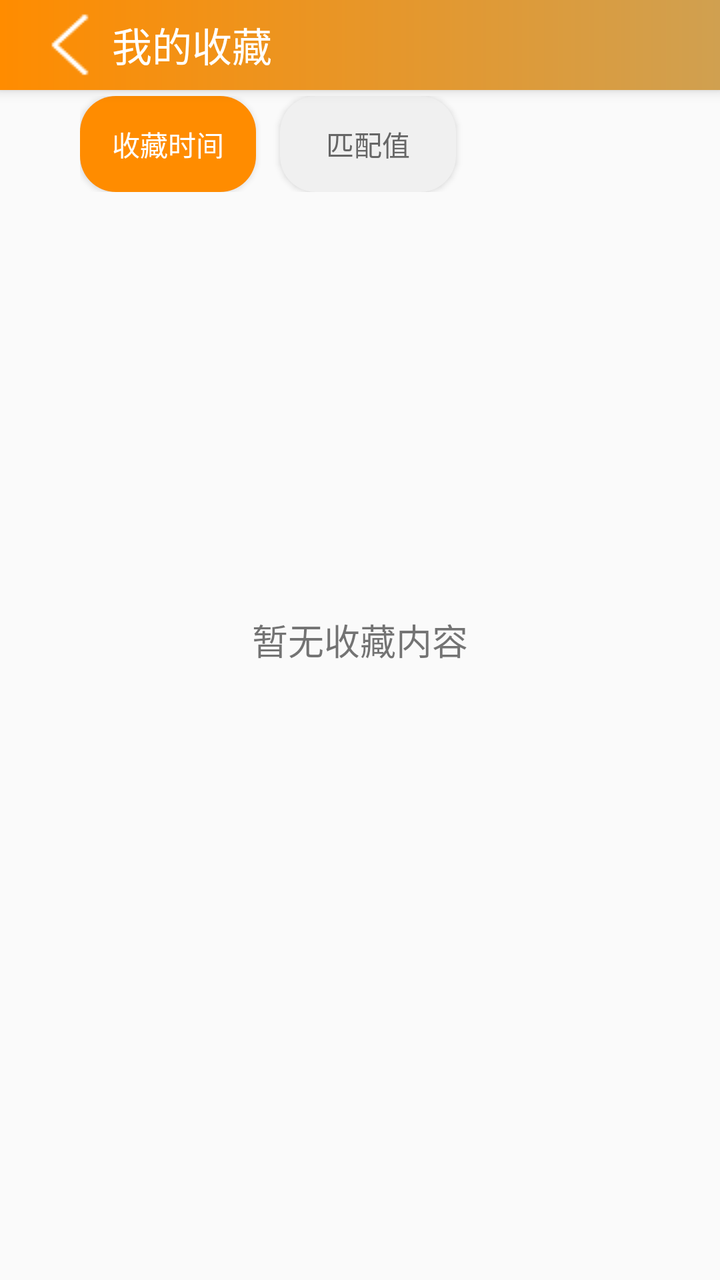
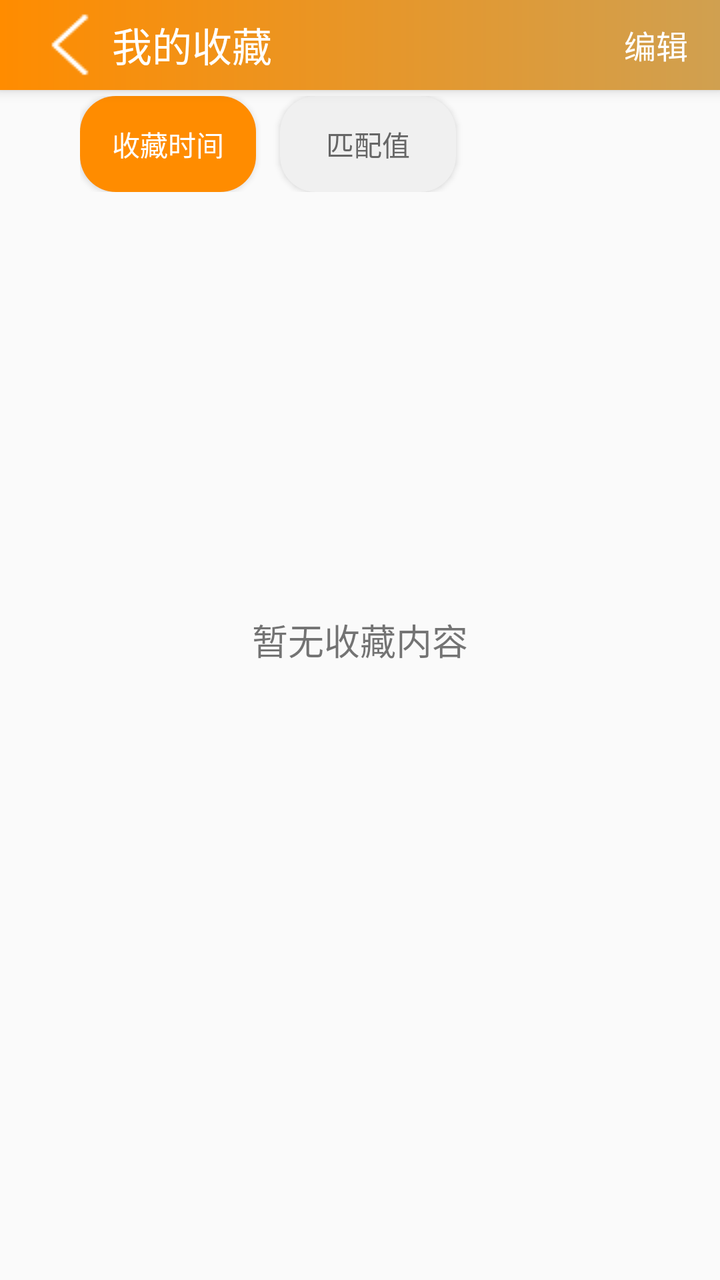

Before-and-after screenshots of an Android layout around one commit, followed by the original layout XML and the change that was made.
<!-- AndroidManifest.xml: application theme Theme.Kitchenmanager -->
<!-- res/layout/activity_favorite.xml -->
<?xml version="1.0" encoding="utf-8"?>
<androidx.core.widget.NestedScrollView xmlns:android="http://schemas.android.com/apk/res/android"
    xmlns:app="http://schemas.android.com/apk/res-auto"
    xmlns:tools="http://schemas.android.com/tools"
    android:layout_width="match_parent"
    android:layout_height="match_parent"
    android:fillViewport="true">

    <FrameLayout
        android:layout_width="match_parent"
        android:layout_height="match_parent">
        

        <androidx.appcompat.widget.Toolbar
            android:id="@+id/toolbar"
            android:layout_width="match_parent"
            android:layout_height="45dp"
            android:background="@drawable/bg_splash_gradient"
            android:elevation="4dp">

            <ImageView
                android:id="@+id/iv_back"
                android:layout_width="40dp"
                android:layout_height="40dp"
                android:padding="4dp"
                android:src="@drawable/back"
                android:contentDescription="返回" />

            <TextView
                android:id="@+id/tv_title"
                android:layout_width="wrap_content"
                android:layout_height="wrap_content"
                android:layout_marginStart="16dp"
                android:text="我的收藏"
                android:textSize="20sp"
                android:textColor="#FFFFFF" />
        </androidx.appcompat.widget.Toolbar>
        
        <HorizontalScrollView
            android:layout_width="match_parent"
            android:layout_height="wrap_content"
            android:paddingTop="8dp"
            android:layout_margin="40dp"
            android:paddingBottom="8dp">

            <LinearLayout
                android:layout_width="wrap_content"
                android:layout_height="wrap_content"
                android:orientation="horizontal">

                <Button
                    android:id="@+id/btn_sort_time"
                    android:layout_width="wrap_content"
                    android:layout_height="48dp"
                    android:layout_marginRight="12dp"
                    android:background="@drawable/bg_tab_selected"
                    android:paddingStart="16dp"
                    android:paddingEnd="16dp"
                    android:text="收藏时间"
                    android:textColor="#FFFFFF"
                    android:textSize="14sp" />

                <Button
                    android:id="@+id/btn_sort_match"
                    android:layout_width="wrap_content"
                    android:layout_height="48dp"
                    android:layout_marginRight="12dp"
                    android:background="@drawable/bg_tab_normal"
                    android:paddingStart="16dp"
                    android:paddingEnd="16dp"
                    android:text="匹配值"
                    android:textColor="#666666"
                    android:textSize="14sp" />
            </LinearLayout>
        </HorizontalScrollView>


        
        <androidx.recyclerview.widget.RecyclerView
            android:id="@+id/rv_recipes"
            android:layout_width="match_parent"
            android:layout_height="match_parent"
            android:layout_marginTop="100dp"
            android:padding="8dp"
            app:layoutManager="androidx.recyclerview.widget.GridLayoutManager"
            app:spanCount="1"
            tools:listitem="@layout/item_recipe" />

        
        <ProgressBar
            android:id="@+id/progressBar"
            android:layout_width="wrap_content"
            android:layout_height="wrap_content"
            android:layout_gravity="center"
            android:visibility="gone" />

        
        <TextView
            android:id="@+id/emptyView"
            android:layout_width="match_parent"
            android:layout_height="match_parent"
            android:layout_gravity="center"
            android:gravity="center"
            android:text="暂无收藏内容"
            android:textSize="18sp"
            android:visibility="visible" />

    </FrameLayout>
</androidx.core.widget.NestedScrollView>
<!-- res/layout/item_recipe.xml (included above) -->
<?xml version="1.0" encoding="utf-8"?>
<androidx.cardview.widget.CardView
    xmlns:android="http://schemas.android.com/apk/res/android"
    xmlns:app="http://schemas.android.com/apk/res-auto"
    android:layout_width="match_parent"
    android:layout_height="wrap_content"
    android:layout_margin="8dp"
    app:cardCornerRadius="8dp"
    app:cardElevation="4dp">

    <LinearLayout
        android:layout_width="match_parent"
        android:layout_height="wrap_content"
        android:orientation="horizontal"
        android:padding="12dp"
        android:minHeight="100dp"> 

        
        <ImageView
            android:id="@+id/iv_recipe_image"
            android:layout_width="80dp"
            android:layout_height="80dp"
            android:scaleType="centerCrop"
            android:src="@drawable/placeholder" />

        
        <LinearLayout
            android:layout_width="0dp"
            android:layout_height="match_parent"
            android:layout_weight="1"
            android:layout_marginStart="12dp"
            android:orientation="vertical"
            android:gravity="center_vertical"> 

        
        <TextView
            android:id="@+id/tv_recipe_name"
            android:layout_width="match_parent"
            android:layout_height="wrap_content"
            android:text="菜谱名称"
            android:textStyle="bold"
            android:textSize="18sp"
            android:maxLines="1"
            android:textColor="@android:color/black" />

        
        <TextView
            android:id="@+id/tv_recipe_attributes"
            android:layout_width="match_parent"
            android:layout_height="wrap_content"
            android:textSize="14sp"
            android:text="特点"
            android:maxLines="1"
            android:textColor="#FF8C00"
            android:layout_marginTop="4dp"/>

        
        <TextView
            android:id="@+id/tv_recipe_needs"
            android:layout_width="match_parent"
            android:layout_height="wrap_content"
            android:textSize="14sp"
            android:textColor="#616161"
            android:layout_marginTop="4dp"
            android:maxLines="1"
            android:text="原料"
            android:ellipsize="end"/>

    </LinearLayout>

    
    <LinearLayout
        android:layout_width="wrap_content"
        android:layout_height="match_parent"
        android:orientation="vertical"
        android:gravity="center">

        
        <ImageView
            android:id="@+id/iv_favorite"
            android:layout_width="32dp"
            android:layout_height="32dp"
            android:src="@drawable/ic_favorite_border"
            android:contentDescription="收藏"/>

        
        <ImageView
            android:id="@+id/iv_detail"
            android:layout_width="32dp"
            android:layout_height="32dp"
            android:src="@drawable/ic_info"
            android:layout_marginTop="8dp"
            android:contentDescription="详情"/>

    </LinearLayout>
</LinearLayout>
    </androidx.cardview.widget.CardView>
<!-- resources referenced by this layout -->
<resources>
  <!-- drawable back: png bitmap (drawable, 3160 bytes) -->
  <!-- drawable bg_splash_gradient (drawable) -->
  <?xml version="1.0" encoding="utf-8"?>
  <shape xmlns:android="http://schemas.android.com/apk/res/android"
      android:shape="rectangle">
      <gradient
          android:startColor="#FF8C00"
          android:endColor="#D0A050"
          android:type="linear" />
  </shape>
  <!-- drawable bg_tab_normal (drawable) -->
  <?xml version="1.0" encoding="utf-8"?>
  <shape xmlns:android="http://schemas.android.com/apk/res/android"
      android:shape="rectangle">
      <solid android:color="#F0F0F0" />
      <corners android:radius="18dp" />
  </shape>
  <!-- drawable bg_tab_selected (drawable) -->
  <?xml version="1.0" encoding="utf-8"?>
  <shape xmlns:android="http://schemas.android.com/apk/res/android"
      android:shape="rectangle">
      <solid android:color="#FF8C00" />
      <corners android:radius="18dp" />
  </shape>
  <!-- drawable ic_favorite_border (drawable) -->
  <vector xmlns:android="http://schemas.android.com/apk/res/android"
      android:width="24dp"
      android:height="24dp"
      android:viewportWidth="24"
      android:viewportHeight="24">
      <path
          android:fillColor="#ff000000"
          android:pathData="M16.5,3c-1.74,0 -3.41,0.81 -4.5,2.09C10.91,3.81 9.24,3 7.5,3 4.42,3 2,5.42 2,8.5c0,3.78 3.4,6.86 8.55,11.54L12,21.35l1.45,-1.32C18.6,15.36 22,12.28 22,8.5 22,5.42 19.58,3 16.5,3zM12.1,18.55l-0.1,0.1 -0.1,-0.1C7.14,14.24 4,11.39 4,8.5 4,6.5 5.5,5 7.5,5c1.54,0 3.04,0.99 3.57,2.36h1.87C13.46,5.99 14.96,5 16.5,5c2,0 3.5,1.5 3.5,3.5 0,2.89 -3.14,5.74 -7.9,10.05z"/>
  </vector>
  <!-- drawable ic_info (drawable) -->
  <vector xmlns:android="http://schemas.android.com/apk/res/android"
      android:width="24dp"
      android:height="24dp"
      android:viewportWidth="24"
      android:viewportHeight="24">
      <path
          android:fillColor="#FF000000"
          android:pathData="M12,2C6.48,2 2,6.48 2,12s4.48,10 10,10 10,-4.48 10,-10S17.52,2 12,2zM13,17h-2v-6h2v6zM13,9h-2V7h2v2z"/>
  </vector>
  <!-- drawable placeholder: jpg bitmap (drawable, 66309 bytes) -->
  <style name="Theme.Kitchenmanager" parent="Base.Theme.Kitchenmanager" />
  <style name="Base.Theme.Kitchenmanager" parent="Theme.MaterialComponents.DayNight.NoActionBar.Bridge">
          
          
      </style>
</resources>

<!-- the commit's change to res/layout/activity_favorite.xml (unified diff, before → after) -->
@@ -34,6 +34,45 @@
                 android:text="我的收藏"
                 android:textSize="20sp"
                 android:textColor="#FFFFFF" />
+            <TextView
+                android:id="@+id/tv_edit"
+                android:layout_width="wrap_content"
+                android:layout_height="wrap_content"
+                android:text="编辑"
+                android:textSize="16sp"
+                android:textColor="#FFFFFF"
+                android:layout_gravity="end"
+                android:paddingEnd="16dp" />
+            <TextView
+                android:id="@+id/tv_select_all"
+                android:layout_width="wrap_content"
+                android:layout_height="wrap_content"
+                android:text="全选"
+                android:textSize="16sp"
+                android:textColor="#FFFFFF"
+                android:layout_gravity="end"
+                android:paddingEnd="8dp"
+                android:visibility="gone" />
+            <TextView
+                android:id="@+id/tv_cancel"
+                android:layout_width="wrap_content"
+                android:layout_height="wrap_content"
+                android:text="取消"
+                android:textSize="16sp"
+                android:textColor="#FFFFFF"
+                android:layout_gravity="end"
+                android:paddingEnd="8dp"
+                android:visibility="gone" />
+            <TextView
+                android:id="@+id/tv_delete"
+                android:layout_width="wrap_content"
+                android:layout_height="wrap_content"
+                android:text="删除"
+                android:textSize="16sp"
+                android:textColor="#FFFFFF"
+                android:layout_gravity="end"
+                android:paddingEnd="16dp"
+                android:visibility="gone" />
         </androidx.appcompat.widget.Toolbar>
         
         <HorizontalScrollView
@@ -125,6 +164,12 @@
         android:padding="12dp"
         android:minHeight="100dp"> 
 
+        <CheckBox
+            android:id="@+id/cb_select"
+            android:layout_width="wrap_content"
+            android:layout_height="wrap_content"
+            android:visibility="gone" />
+
         
         <ImageView
             android:id="@+id/iv_recipe_image"
@@ -142,66 +187,66 @@
             android:orientation="vertical"
             android:gravity="center_vertical"> 
 
-        
-        <TextView
-            android:id="@+id/tv_recipe_name"
-            android:layout_width="match_parent"
-            android:layout_height="wrap_content"
-            android:text="菜谱名称"
-            android:textStyle="bold"
-            android:textSize="18sp"
-            android:maxLines="1"
-            android:textColor="@android:color/black" />
-
-        
-        <TextView
-            android:id="@+id/tv_recipe_attributes"
-            android:layout_width="match_parent"
-            android:layout_height="wrap_content"
-            android:textSize="14sp"
-            android:text="特点"
-            android:maxLines="1"
-            android:textColor="#FF8C00"
-            android:layout_marginTop="4dp"/>
-
-        
-        <TextView
-            android:id="@+id/tv_recipe_needs"
-            android:layout_width="match_parent"
-            android:layout_height="wrap_content"
-            android:textSize="14sp"
-            android:textColor="#616161"
-            android:layout_marginTop="4dp"
-            android:maxLines="1"
-            android:text="原料"
-            android:ellipsize="end"/>
-
+            
+            <TextView
+                android:id="@+id/tv_recipe_name"
+                android:layout_width="match_parent"
+                android:layout_height="wrap_content"
+                android:text="菜谱名称"
+                android:textStyle="bold"
+                android:textSize="18sp"
+                android:maxLines="1"
+                android:textColor="@android:color/black" />
+
+            
+            <TextView
+                android:id="@+id/tv_recipe_attributes"
+                android:layout_width="match_parent"
+                android:layout_height="wrap_content"
+                android:textSize="14sp"
+                android:text="特点"
+                android:maxLines="1"
+                android:textColor="#FF8C00"
+                android:layout_marginTop="4dp"/>
+
+            
+            <TextView
+                android:id="@+id/tv_recipe_needs"
+                android:layout_width="match_parent"
+                android:layout_height="wrap_content"
+                android:textSize="14sp"
+                android:textColor="#616161"
+                android:layout_marginTop="4dp"
+                android:maxLines="1"
+                android:text="原料"
+                android:ellipsize="end"/>
+
+        </LinearLayout>
+
+        
+        <LinearLayout
+            android:layout_width="wrap_content"
+            android:layout_height="match_parent"
+            android:orientation="vertical"
+            android:gravity="center">
+
+            
+            <ImageView
+                android:id="@+id/iv_favorite"
+                android:layout_width="32dp"
+                android:layout_height="32dp"
+                android:src="@drawable/ic_favorite_border"
+                android:contentDescription="收藏"/>
+
+            
+            <ImageView
+                android:id="@+id/iv_detail"
+                android:layout_width="32dp"
+                android:layout_height="32dp"
+                android:src="@drawable/ic_info"
+                android:layout_marginTop="8dp"
+                android:contentDescription="详情"/>
+
+        </LinearLayout>
     </LinearLayout>
-
-    
-    <LinearLayout
-        android:layout_width="wrap_content"
-        android:layout_height="match_parent"
-        android:orientation="vertical"
-        android:gravity="center">
-
-        
-        <ImageView
-            android:id="@+id/iv_favorite"
-            android:layout_width="32dp"
-            android:layout_height="32dp"
-            android:src="@drawable/ic_favorite_border"
-            android:contentDescription="收藏"/>
-
-        
-        <ImageView
-            android:id="@+id/iv_detail"
-            android:layout_width="32dp"
-            android:layout_height="32dp"
-            android:src="@drawable/ic_info"
-            android:layout_marginTop="8dp"
-            android:contentDescription="详情"/>
-
-    </LinearLayout>
-</LinearLayout>
-    </androidx.cardview.widget.CardView>
+</androidx.cardview.widget.CardView>
